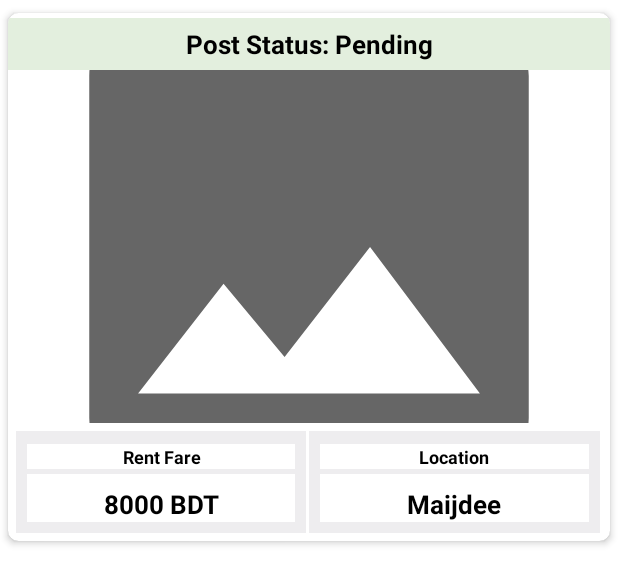
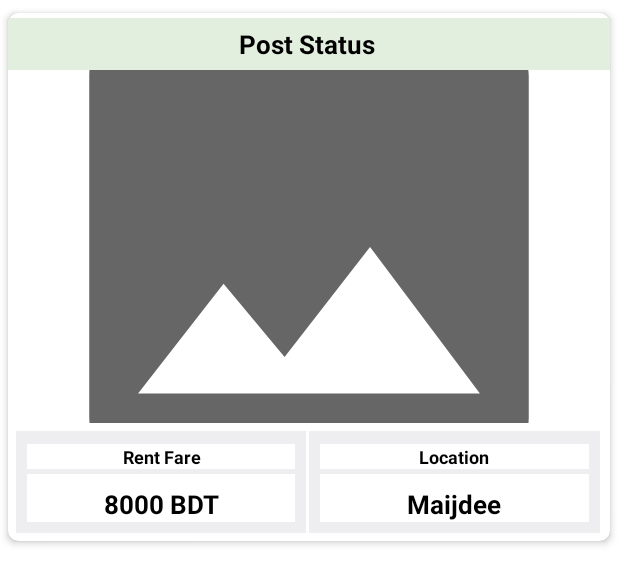
Before and after one commit to shuvo6904/houserent, an Android app: the layout recycler_my_post_row_item.xml on its own in the app's theme, with its tools: preview values and no code run, on a phone screen of 412 x 824 dp. Shown: the top 584 px of the screen. Run offline under Robolectric (Android 15) with nearby library versions, the phone set to English and light mode, and no system bars.

```diff
--- a/app/src/main/java/com/example/houserentproject/MyPostAdapter.java
+++ b/app/src/main/java/com/example/houserentproject/MyPostAdapter.java
@@ -41,6 +41,7 @@ public class MyPostAdapter extends RecyclerView.Adapter<MyPostsHomePageViewHolde
                 .into(holder.myPostImageView);
         holder.myPostRentAmount.setText(myPostModel.getRentAmount());
         holder.myPostLocation.setText(myPostModel.getLocation());
+        holder.myPostStatus.setText(myPostModel.getPostStatus());
 
         holder.myPostCardView.setOnClickListener(new View.OnClickListener() {
             @Override
--- a/app/src/main/java/com/example/houserentproject/MyPostsHomePageViewHolder.java
+++ b/app/src/main/java/com/example/houserentproject/MyPostsHomePageViewHolder.java
@@ -11,7 +11,7 @@ import androidx.recyclerview.widget.RecyclerView;
 public class MyPostsHomePageViewHolder extends RecyclerView.ViewHolder {
 
     ImageView myPostImageView;
-    TextView myPostRentAmount, myPostLocation;
+    TextView myPostRentAmount, myPostLocation, myPostStatus;
     CardView myPostCardView;
 
     public MyPostsHomePageViewHolder(@NonNull View itemView) {
@@ -20,6 +20,7 @@ public class MyPostsHomePageViewHolder extends RecyclerView.ViewHolder {
         myPostImageView = itemView.findViewById(R.id.myPostIvImageId);
         myPostRentAmount = itemView.findViewById(R.id.myPostTvRentAmountId);
         myPostLocation = itemView.findViewById(R.id.MyPostTvLocationId);
+        myPostStatus = itemView.findViewById(R.id.tvPostStatusId);
         myPostCardView = itemView.findViewById(R.id.myPostCardViewId);
 
     }
--- a/app/src/main/res/layout/recycler_my_post_row_item.xml
+++ b/app/src/main/res/layout/recycler_my_post_row_item.xml
@@ -29,7 +29,7 @@
                 android:background="#E3EFDE"
                 android:gravity="center"
                 android:padding="5dp"
-                android:text="Post Status: Pending"
+                android:text="Post Status "
                 android:textColor="@color/black"
                 android:textSize="17sp"
                 android:textStyle="bold" />
```
